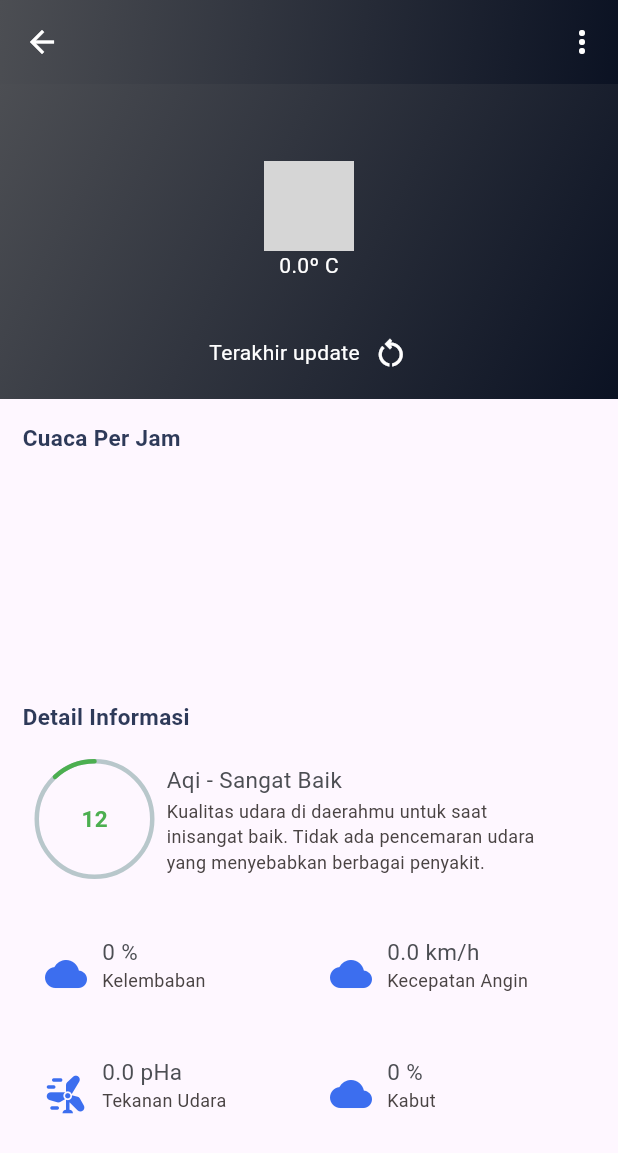
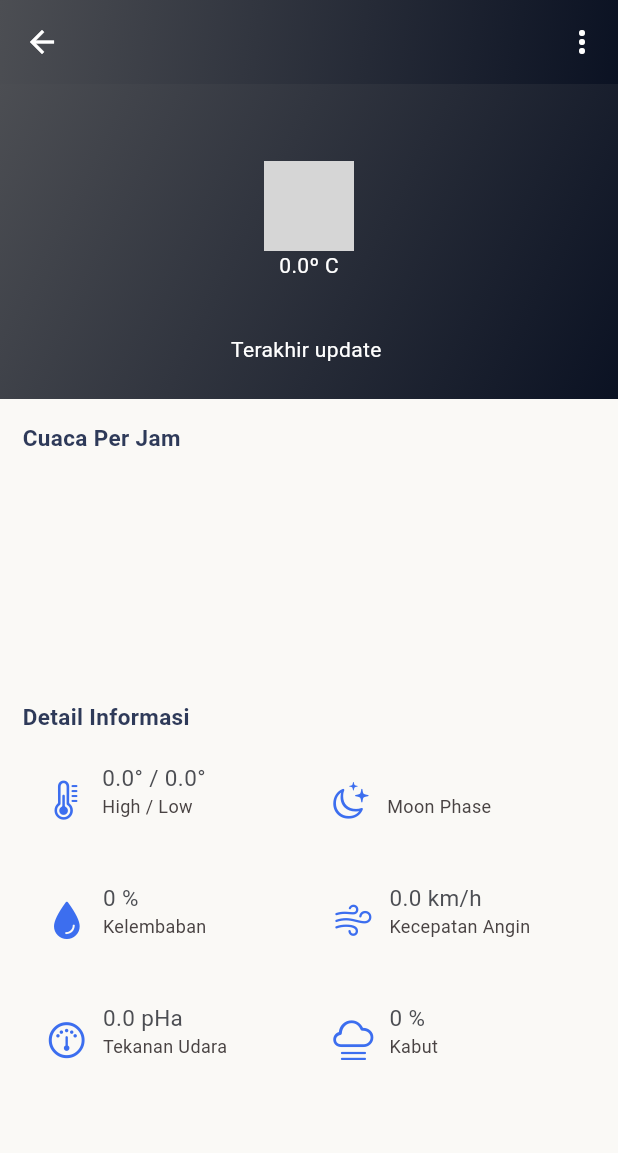
Before and after one commit to rifatkautsar/Skycast, a Flutter app: the DetailMenuHome screen opened directly with empty values, on a phone screen of 412 x 824 dp. Shown: the top 1153 px of the screen. Run offline on Flutter 3.47's test engine with Material 2 defaults, Android fonts, the phone set to English and light mode, and no system bars; drawn by our look-alikes of percent_indicator; our stand-ins replace get, google_fonts, shimmer; network calls fail; grey boxes are pictures that could not be loaded.

Commit message:
implemented API calling method, removed unused comments, deleted hardcoded values, and added new widget

```diff
--- a/lib/screens/detail_menu_home.dart
+++ b/lib/screens/detail_menu_home.dart
@@ -1,8 +1,6 @@
+import 'package:flutter/cupertino.dart';
 import 'package:flutter/material.dart';
 import 'package:intl/intl.dart';
-import 'package:lottie/lottie.dart';
-import 'package:percent_indicator/circular_percent_indicator.dart';
-import 'package:weather_app/utilities/TextColor.dart';
 import 'package:weather_app/utilities/color.dart';
 import 'package:weather_app/widgets/appbar.dart';
 import 'package:weather_app/widgets/card_cuaca_perjam.dart';
@@ -21,10 +19,16 @@ class DetailMenuHome extends StatefulWidget {
   final String? waktuLokal;
   final String? waktuUpdate;
   final String? imageCuaca;
-  final List<Hour>? forecastHourList; // Add this line
+  final List<Hour>? forecastHourList;
+  final AirQuality airquality;
+  final double? minTempC;
+  final double? maxTempC;
+  final String? moonPahase;
 
-
-  const DetailMenuHome({super.key , required this.celciusCuaca, required this.kondisiCuaca,
+  const DetailMenuHome({
+    super.key,
+    required this.celciusCuaca,
+    required this.kondisiCuaca,
     required this.kondisiKelembaban,
     required this.kondisiTekanan,
     required this.kondisiKecepatan,
@@ -34,6 +38,10 @@ class DetailMenuHome extends StatefulWidget {
     required this.forecastHourList,
     required this.waktuUpdate,
     required this.imageCuaca,
+    required this.airquality,
+    required this.minTempC,
+    required this.maxTempC,
+    required this.moonPahase,
   });
 
   @override
@@ -45,6 +53,7 @@ class _DetailMenuHomeState extends State<DetailMenuHome> {
   @override
   Widget build(BuildContext context) {
     return Scaffold(
+      backgroundColor: ColorConst.defaultColor,
       appBar: AppbarSkycast(appbarName: widget.nama_lokasi!),
       body: SingleChildScrollView(
         child: SafeArea(
@@ -71,28 +80,15 @@ class _DetailMenuHomeState extends State<DetailMenuHome> {
                     ),
                     Image.network(
                       widget.imageCuaca!,
-                      // Replace with the URL to your Lottie animation JSON file
-                      width: 60, // Set the width and height as needed
+                      width: 60,
                       height: 60,
                     ),
-                    Text('${widget.celciusCuaca}º C' ?? 'Loading...'),
+                    Text('${widget.celciusCuaca}º C'),
                     Text(widget.kondisiCuaca!),
                     const SizedBox(
                       height: 15.0,
                     ),
-                     Row(
-                      mainAxisAlignment: MainAxisAlignment.center,
-                      children: [
                     Text('Terakhir update ${widget.waktuUpdate}'),
-                        const SizedBox(
-                          width: 5.0,
-                        ),
-                        const Icon(
-                          Icons.restart_alt_outlined,
-                          color: Colors.white,
-                        )
-                      ],
-                    ),
                   ],
                 ),
               ),
@@ -116,11 +112,12 @@ class _DetailMenuHomeState extends State<DetailMenuHome> {
                         scrollDirection: Axis.horizontal,
                         itemCount: widget.forecastHourList!.length,
                         separatorBuilder: (BuildContext context, int index) =>
-                            SizedBox(width: 10.0),
+                            const SizedBox(width: 10.0),
                         itemBuilder: (BuildContext context, int index) {
                           Hour hour = widget.forecastHourList![index];
                           DateTime dateTime = DateTime.parse(hour.time!);
-                          String formattedTime = DateFormat('HH:mm').format(dateTime);
+                          String formattedTime =
+                              DateFormat('HH:mm').format(dateTime);
                           return CardCuacaPerjam(
                             iconCuaca: hour.condition?.icon,
                             suhuCuaca: '${hour.tempC}º',
@@ -141,73 +138,58 @@ class _DetailMenuHomeState extends State<DetailMenuHome> {
                       ),
                     ),
                     const SizedBox(
-                      height: 10.0,
+                      height: 5.0,
+                    ),
+                    Column(
+                      children: [
+                        Row(
+                          children: [
+                            CardDetailCuaca(
+                                iconDetailCuaca: CupertinoIcons.thermometer,
+                                dataDetailCuaca: '${widget.maxTempC}° / ${widget.minTempC}°',
+                                deskripsiDetailCuaca: 'High / Low'
+                            ),
+                            CardDetailCuaca(
+                                iconDetailCuaca: CupertinoIcons.moon_stars,
+                                dataDetailCuaca:
+                                widget.moonPahase!,
+                                deskripsiDetailCuaca: 'Moon Phase'),
+                          ],
                         ),
                         Row(
                           children: [
-                        Padding(
-                          padding: const EdgeInsets.all(8.0),
-                          child: CircularPercentIndicator(
-                            radius: 40.0,
-                            lineWidth: 3.0,
-                            animation: true,
-                            percent: 0.12,
-                            reverse: true,
-                            center: const Text(
-                              "12",
-                              style: TextStyle(
-                                  fontWeight: FontWeight.bold,
-                                  fontSize: 15.0,
-                                  color: Colors.green),
-                            ),
-                            circularStrokeCap: CircularStrokeCap.round,
-                            progressColor: Colors.green,
-                          ),
-                        ),
-                        const Column(
-                          crossAxisAlignment: CrossAxisAlignment.start,
-                          children: [
-                            TextColorBlack(valueText: 'Aqi - Sangat Baik'),
-                            SizedBox(
-                              height: 2.0,
-                            ),
-                            SizedBox(
-                              width: 250.0,
-                              child: TextColorAbu(
-                                  valueTextAbu:
-                                      'Kualitas udara di daerahmu untuk saat inisangat baik. Tidak ada pencemaran udara yang menyebabkan berbagai penyakit.', size: 12.0,),
-                            ),
-                          ],
-                        ),
-                      ],
-                    ),
-                    const SizedBox(
-                      height: 15.0,
-                    ),
-                    Row(
-                      children: [
-                        Column(
+                            Expanded(
+                              child: Column(
                                 children: [
                                   CardDetailCuaca(
-                                iconDetailCuaca: Icons.cloud,
-                                dataDetailCuaca: '${widget.kondisiKelembaban!} %',
+                                      iconDetailCuaca: CupertinoIcons.drop_fill,
+                                      dataDetailCuaca:
+                                          '${widget.kondisiKelembaban!} %',
                                       deskripsiDetailCuaca: 'Kelembaban'),
                                   CardDetailCuaca(
-                                iconDetailCuaca: Icons.wind_power_rounded,
-                                dataDetailCuaca: '${widget.kondisiTekanan!} pHa',
+                                      iconDetailCuaca: CupertinoIcons.gauge,
+                                      dataDetailCuaca:
+                                          '${widget.kondisiTekanan!} pHa',
                                       deskripsiDetailCuaca: 'Tekanan Udara'),
                                 ],
                               ),
-                        Column(
+                            ),
+                            Expanded(
+                              child: Column(
                                 children: [
                                   CardDetailCuaca(
-                                iconDetailCuaca: Icons.cloud,
-                                dataDetailCuaca: '${widget.kondisiKecepatan!} km/h',
+                                      iconDetailCuaca: CupertinoIcons.wind,
+                                      dataDetailCuaca:
+                                          '${widget.kondisiKecepatan!} km/h',
                                       deskripsiDetailCuaca: 'Kecepatan Angin'),
                                   CardDetailCuaca(
-                                iconDetailCuaca: Icons.cloud,
-                                dataDetailCuaca: '${widget.kondisiKabut!} %',
+                                      iconDetailCuaca: CupertinoIcons.cloud_fog,
+                                      dataDetailCuaca:
+                                          '${widget.kondisiKabut!} %',
                                       deskripsiDetailCuaca: 'Kabut'),
+                                ],
+                              ),
+                            ),
                           ],
                         ),
                       ],
@@ -222,3 +204,49 @@ class _DetailMenuHomeState extends State<DetailMenuHome> {
     );
   }
 }
+
+/*
+Widget dialogDetailCuaca(BuildContext context) {
+  return GestureDetector(
+    onVerticalDragDown: (_) {}, // Handle drag down
+    onVerticalDragUpdate: (details) {
+      // Handle drag update (moving)
+      double dy = details.localPosition.dy;
+      if (dy < 0) {
+        // If the user drags upwards (negative direction),
+        // pop the BottomSheet.
+        Navigator.of(context).pop();
+      }
+    },
+    child: Container(
+      width: double.infinity,
+      padding: EdgeInsets.all(15.0),
+      child: Column(
+        children: [
+          Container(
+            height: 5,
+            width: 50,
+            decoration: BoxDecoration(
+              color: Colors.grey,
+              borderRadius: BorderRadius.circular(5),
+            ),
+          ),
+          // Add other content of the BottomSheet below
+          ListTile(
+            title: Text('Option 1'),
+            onTap: () {
+              Navigator.pop(context);
+            },
+          ),
+          ListTile(
+            title: Text('Option 2'),
+            onTap: () {
+              Navigator.pop(context);
+            },
+          ),
+        ],
+      ),
+    ),
+  );
+}
+*/
```
Lines whose indentation alone changed are shown as unchanged.
